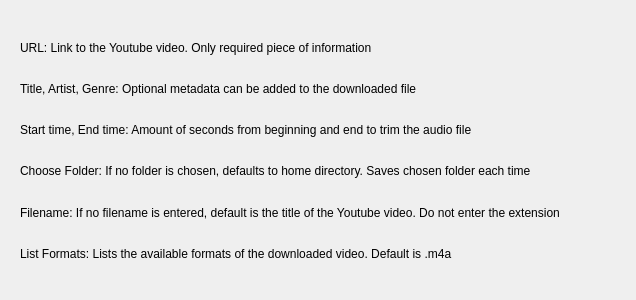
The window that ui/Info.ui (mmorykan/YoutubeDownloader) describes before a commit, drawn with Qt 5.
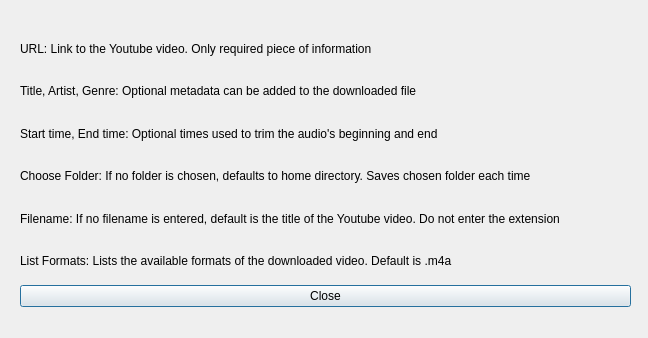
The same window after the commit.

Commit message: Renaming and audio trimming completed

What changed in the file:
```diff
--- a/ui/Info.ui
+++ b/ui/Info.ui
@@ -6,8 +6,8 @@
    <rect>
     <x>0</x>
     <y>0</y>
-    <width>636</width>
-    <height>300</height>
+    <width>648</width>
+    <height>338</height>
    </rect>
   </property>
   <property name="windowTitle">
@@ -18,10 +18,12 @@
     <rect>
      <x>20</x>
      <y>30</y>
-     <width>608</width>
-     <height>241</height>
+     <width>611</width>
+     <height>277</height>
     </rect>
    </property>
+   <layout class="QGridLayout" name="gridLayout">
+    <item row="0" column="0">
    <layout class="QVBoxLayout" name="verticalLayout">
     <item>
      <widget class="QLabel" name="URLLabel">
@@ -46,7 +48,7 @@
     <item>
      <widget class="QLabel" name="TrimLabel">
       <property name="text">
-       <string>Start time, End time: Amount of seconds from beginning and end to trim the audio file</string>
+         <string>Start time, End time: Optional times used to trim the audio's beginning and end</string>
       </property>
       <property name="wordWrap">
        <bool>true</bool>
@@ -80,6 +82,15 @@
       </property>
       <property name="wordWrap">
        <bool>true</bool>
+        </property>
+       </widget>
+      </item>
+     </layout>
+    </item>
+    <item row="1" column="0">
+     <widget class="QPushButton" name="CloseButton">
+      <property name="text">
+       <string>Close</string>
       </property>
      </widget>
     </item>
```
Lines whose indentation alone changed are shown as unchanged. The commit also changes 11 other files.
